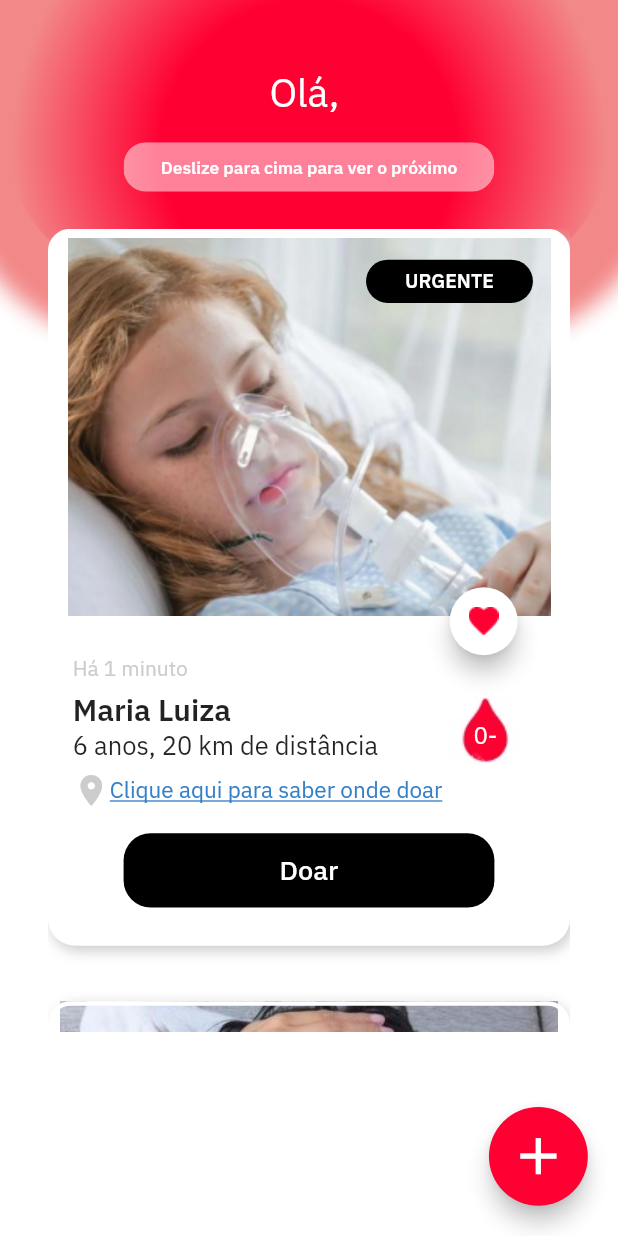
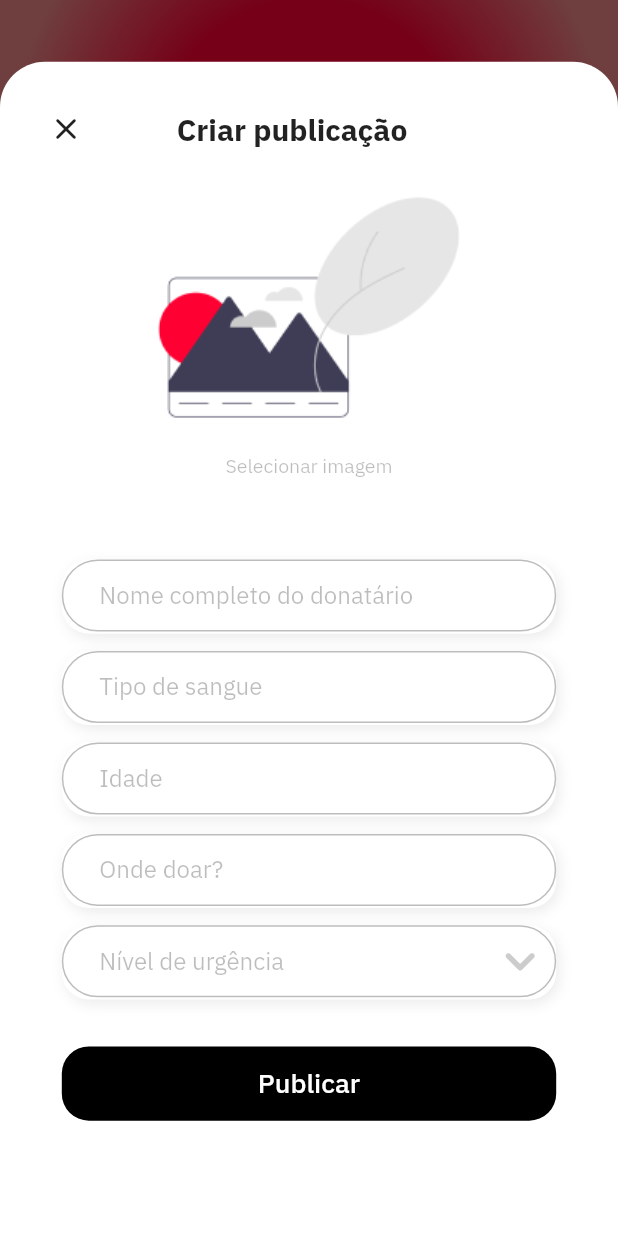
Before and after one commit to rannaraabe/blood, a Flutter app: the FeedPage screen opened by its route, after a tap on the "add" icon, on a phone screen of 412 x 824 dp. Run offline on Flutter 3.47's test engine with Material 2 defaults, Android fonts, the phone set to English and light mode, and no system bars; our stand-ins replace firebase_auth, firebase_core, flutter_map, flutter_mobx, flutter_modular, geolocator and 7 more; missing offline and left inert: dart:ffi; accounts and stored records are empty; generated files the repository leaves out were written again.

Commit message:
feat: create publication mock

```diff
--- a/blood-app/lib/app/app_module.dart
+++ b/blood-app/lib/app/app_module.dart
@@ -2,6 +2,7 @@ import 'package:blood_app/app/modules/mapa/mapa_module.dart';
 import 'package:flutter_modular/flutter_modular.dart';
 
 import 'modules/feed/feed_module.dart';
+import 'modules/feed/publicacao/publicacao_module.dart';
 import 'modules/inicio/inicio_module.dart';
 import 'modules/cadastro/cadastro_module.dart';
 import 'modules/conta/conta_module.dart';
@@ -24,6 +25,6 @@ class AppModule extends Module {
     ModuleRoute('/feed', module: FeedModule()),
     ModuleRoute('/conta', module: ContaModule()),
     ModuleRoute('/conteudo', module: ConteudoModule()),
-    ModuleRoute('/mapa', module: MapaModule())
+    ModuleRoute('/mapa', module: MapaModule()),
   ];
 }
--- a/blood-app/lib/app/modules/feed/feed_page.dart
+++ b/blood-app/lib/app/modules/feed/feed_page.dart
@@ -3,6 +3,7 @@ import 'package:blood_app/app/theme/app_theme.dart';
 import 'package:blood_app/app/utils/easy_request.dart';
 import 'package:flutter/material.dart';
 
+import 'publicacao/publicacao_page.dart';
 import 'widgets/card_child_feed.dart';
 import 'widgets/card_feed.dart';
 import 'widgets/info_feed.dart';
@@ -14,7 +15,9 @@ class FeedPage extends StatelessWidget {
     // TODO: do a for loop instead, recovering registered publication data from backend
     cardChildFeedList.add(
       CardChildFeed(
-        image: Image.asset('assets/images/feed_image.png',),
+        image: Image.asset(
+          'assets/images/feed_image.png',
+        ),
         publicationHour: '1 minuto',
         donee: 'Maria Luiza',
         bloodType: '0-',
@@ -25,7 +28,9 @@ class FeedPage extends StatelessWidget {
     );
     cardChildFeedList.add(
       CardChildFeed(
-        image: Image.asset('assets/images/feed_image2.jpg',),
+        image: Image.asset(
+          'assets/images/feed_image2.jpg',
+        ),
         publicationHour: '25 minutos',
         donee: 'Letícia Duarte',
         bloodType: 'B+',
@@ -56,8 +61,7 @@ class FeedPage extends StatelessWidget {
     }
     return ListView(
       scrollDirection: Axis.vertical,
-      children:
-        cards,
+      children: cards,
     );
   }
 
@@ -66,6 +70,23 @@ class FeedPage extends StatelessWidget {
     final height = MediaQuery.of(context).size.height;
     final width = MediaQuery.of(context).size.width;
     buildCardChilds();
+
+    void _showModalBottom(context) {
+      FocusManager.instance.primaryFocus?.unfocus();
+
+      showModalBottomSheet(
+          context: context,
+          isScrollControlled: true,
+          shape: const RoundedRectangleBorder(
+            borderRadius: BorderRadius.only(
+                topLeft: Radius.circular(30.0),
+                topRight: Radius.circular(30.0)),
+          ),
+          backgroundColor: Colors.white,
+          builder: (BuildContext bc) {
+            return Container(height: height * 0.95, child: PublicacaoPage());
+          });
+    }
 
     return Scaffold(
       // bottomNavigationBar: BottonNavBar(),
@@ -78,7 +99,9 @@ class FeedPage extends StatelessWidget {
           child: FloatingActionButton(
             child: Icon(Icons.add, size: width * 0.1),
             backgroundColor: AppTheme.red,
-            onPressed: () {},
+            onPressed: () {
+              _showModalBottom(context);
+            },
           ),
         ),
       ),
--- /dev/null
+++ b/blood-app/lib/app/modules/feed/publicacao/publicacao_controller.dart
@@ -0,0 +1,12 @@
+import 'package:mobx/mobx.dart';
+
+part 'publicacao_controller.g.dart';
+
+class PublicacaoController = _PublicacaoControllerBase
+    with _$PublicacaoController;
+
+abstract class _PublicacaoControllerBase with Store {
+
+  _PublicacaoControllerBase();
+
+}
--- /dev/null
+++ b/blood-app/lib/app/modules/feed/publicacao/publicacao_module.dart
@@ -0,0 +1,13 @@
+import 'package:flutter_modular/flutter_modular.dart';
+
+import 'publicacao_page.dart';
+
+class PublicacaoModule extends Module {
+  @override
+  final List<Bind> binds = [];
+
+  @override
+  final List<ModularRoute> routes = [
+    ChildRoute(Modular.initialRoute, child: (_, args) => PublicacaoPage()),
+  ];
+}
--- /dev/null
+++ b/blood-app/lib/app/modules/feed/publicacao/publicacao_page.dart
@@ -0,0 +1,145 @@
+import 'package:blood_app/app/theme/app_theme.dart';
+import 'package:flutter/material.dart';
+import 'package:flutter_modular/flutter_modular.dart';
+
+import 'widgets/publicacao_text_field.dart';
+
+class PublicacaoPage extends StatelessWidget {
+  const PublicacaoPage({
+    Key? key,
+  }) : super(key: key);
+
+  @override
+  Widget build(BuildContext context) {
+    final width = MediaQuery.of(context).size.width;
+    final height = MediaQuery.of(context).size.height;
+
+    TextEditingController doneeNameController = TextEditingController();
+    TextEditingController bloodTypeController = TextEditingController();
+    TextEditingController ageController = TextEditingController();
+    TextEditingController donationCenterController = TextEditingController();
+    TextEditingController urgencyLevelController = TextEditingController();
+
+    return Padding(
+      padding: const EdgeInsets.all(32.0),
+      child: Column(
+        crossAxisAlignment: CrossAxisAlignment.center,
+        children: [
+          Row(
+            mainAxisAlignment: MainAxisAlignment.start,
+            children: [
+              GestureDetector(
+                onTap: () {
+                  Modular.to.pop();
+                },
+                child: Icon(IconData(0xf645, fontFamily: 'MaterialIcons'))
+              ),
+              Padding(
+                padding: EdgeInsets.only(left: width * 0.15),
+                child: Text(
+                  'Criar publicação',
+                  style: AppTheme.bold_regular,
+                ),
+              )
+            ],
+          ),
+          SizedBox(
+            height: height * 0.01,
+          ),
+          Image.asset('assets/images/publicacao_image.png'),
+          Text(
+            'Selecionar imagem',
+            style: AppTheme.semibold_small_gray,
+          ),
+          SizedBox(
+            height: height * 0.065,
+          ),
+          PublicacaoTextField(
+            height: height * 0.06,
+            width: width * 0.8,
+            hintText: 'Nome completo do donatário',
+            textEditingController: doneeNameController,
+          ),
+          SizedBox(
+            height: height * 0.014,
+          ),
+          PublicacaoTextField(
+            height: height * 0.06,
+            width: width * 0.8,
+            hintText: 'Tipo de sangue',
+            textEditingController: bloodTypeController,
+          ),
+          SizedBox(
+            height: height * 0.014,
+          ),
+          PublicacaoTextField(
+            height: height * 0.06,
+            width: width * 0.8,
+            hintText: 'Idade',
+            textEditingController: ageController,
+          ),
+          SizedBox(
+            height: height * 0.014,
+          ),
+          PublicacaoTextField(
+            height: height * 0.06,
+            width: width * 0.8,
+            hintText: 'Onde doar?',
+            textEditingController: donationCenterController,
+          ),
+          SizedBox(
+            height: height * 0.014,
+          ),
+          PublicacaoTextField(
+            height: height * 0.06,
+            width: width * 0.8,
+            hintText: 'Nível de urgência',
+            textEditingController: urgencyLevelController,
+            icon: Icon(
+              IconData(0xf82b, fontFamily: 'MaterialIcons'),
+              color: AppTheme.grey,
+              size: width * 0.1,
+            ),
+          ),
+          SizedBox(
+            height: height * 0.038,
+          ),
+          Padding(
+            padding: const EdgeInsets.fromLTRB(0, 0, 0, 20),
+            child: GestureDetector(
+              onTap: () {
+                // showLoadingDialog(
+                //     context,
+                //     nameController,
+                //     usernameController,
+                //     passwordController,
+                //     emailController,
+                //     bloodTypeController,
+                //     dateController);
+              },
+              child: Container(
+                height: height * 0.06,
+                width: width * 0.8,
+                decoration: BoxDecoration(
+                  borderRadius: BorderRadius.circular(18.0),
+                  color: AppTheme.black,
+                ),
+                child: Row(
+                  children: [
+                    Expanded(
+                      child: Text(
+                        'Publicar',
+                        style: AppTheme.regular_small_white,
+                        textAlign: TextAlign.center,
+                      ),
+                    )
+                  ],
+                ),
+              ),
+            )
+          ),
+        ],
+      ),
+    );
+  }
+}
--- /dev/null
+++ b/blood-app/lib/app/modules/feed/publicacao/widgets/publicacao_text_field.dart
@@ -0,0 +1,31 @@
+import 'package:blood_app/app/modules/cadastro/widgets/text_general.dart';
+import 'package:flutter/material.dart';
+
+class PublicacaoTextField extends StatelessWidget {
+  const PublicacaoTextField(
+      {Key? key,
+      required this.height,
+      required this.width,
+      required this.hintText,
+      this.icon,
+      required this.textEditingController})
+      : super(key: key);
+
+  final double height;
+  final double width;
+  final String hintText;
+  final Icon? icon;
+  final TextEditingController textEditingController;
+
+  @override
+  Widget build(BuildContext context) {
+    return TextGeneral(
+      height: height,
+      width: width,
+      hintText: hintText,
+      icon: icon,
+      obscureText: false,
+      textEditingController: textEditingController
+    );
+  }
+}
```
Also changed, not shown: blood-app/assets/images/publicacao_image.png (added), blood-app/pubspec.lock.
